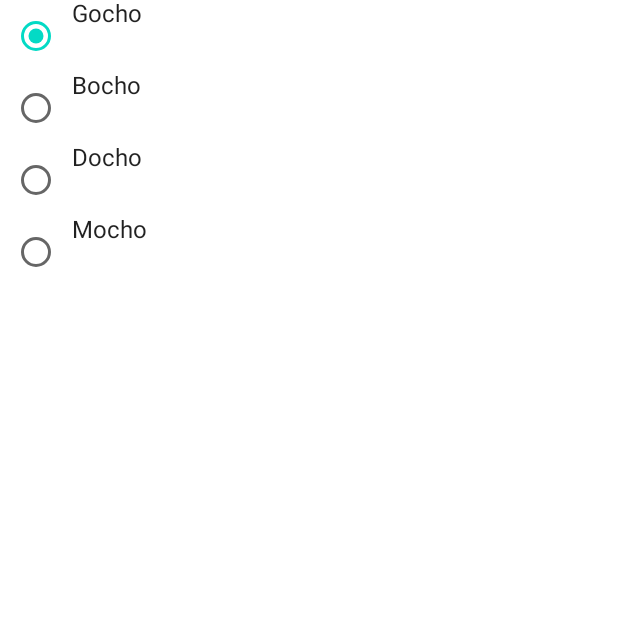
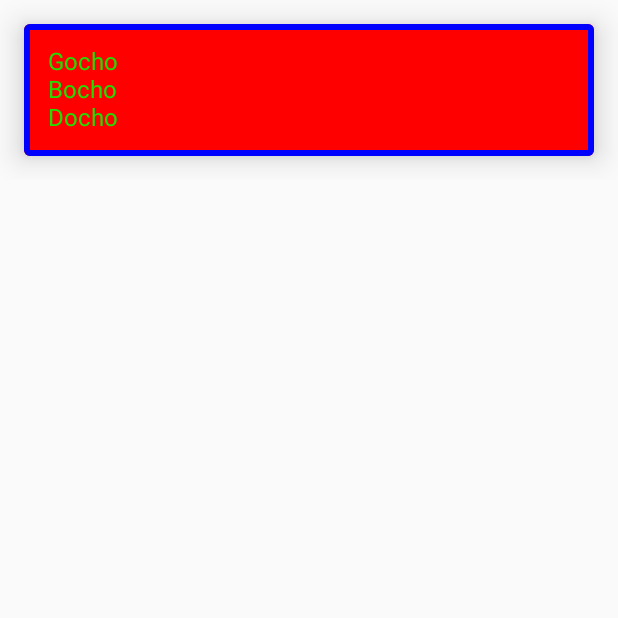
Before and after one commit to veselin0/Jetpack-Compose-Aristedes, an Android app built with Jetpack Compose: the screen it shows after launch (MainActivity), on a phone screen of 412 x 824 dp, the top half of it. Run offline under Robolectric (Android 15) with nearby library versions, the phone set to English and light mode, and no system bars.

Commit message:
43. Card

```diff
--- a/JetpackComponentsCatalog/app/src/main/java/com/example/jetpackcomponentscatalog/MainActivity.kt
+++ b/JetpackComponentsCatalog/app/src/main/java/com/example/jetpackcomponentscatalog/MainActivity.kt
@@ -34,22 +34,7 @@ class MainActivity : ComponentActivity() {
         super.onCreate(savedInstanceState)
         setContent {
             JetpackComponentsCatalogTheme {
-                // A surface container using the 'background' color from the theme
-                var selected by rememberSaveable {
-                    mutableStateOf("Gocho")
-                }
-
-                Surface(
-                    modifier = Modifier.fillMaxSize(),
-                    color = MaterialTheme.colors.background
-                ) {
-
-//                    val myOptions = getOptions(listOf("Gocho", "Bocho", "Docho"))
-
-                    Column {
-                        MyRadioButtonList(selected) { selected = it }
-                    }
-                }
+               MyCard()
             }
         }
     }
@@ -60,7 +45,26 @@ class MainActivity : ComponentActivity() {
 @Composable
 fun DefaultPreview() {
     JetpackComponentsCatalogTheme {
-        MyCheckboxWithText()
+        MyCard()
+    }
+}
+
+@Composable
+fun MyCard() {
+    Card(modifier = Modifier
+        .fillMaxWidth()
+        .padding(16.dp),
+        elevation = 12.dp,
+        shape = MaterialTheme.shapes.small,
+        backgroundColor = Color.Red,
+        contentColor = Color.Green,
+        border = BorderStroke(4.dp, Color.Blue)
+    ) {
+        Column(modifier = Modifier.padding(16.dp)) {
+            Text(text = "Gocho")
+            Text(text = "Bocho")
+            Text(text = "Docho")
+        }
     }
 }
 
```
